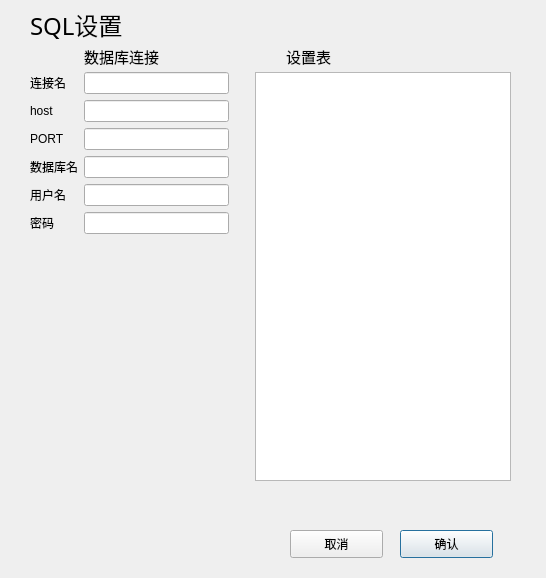
Qt form SQLSettingDialog.ui (Nasssii/Query) before a commit.
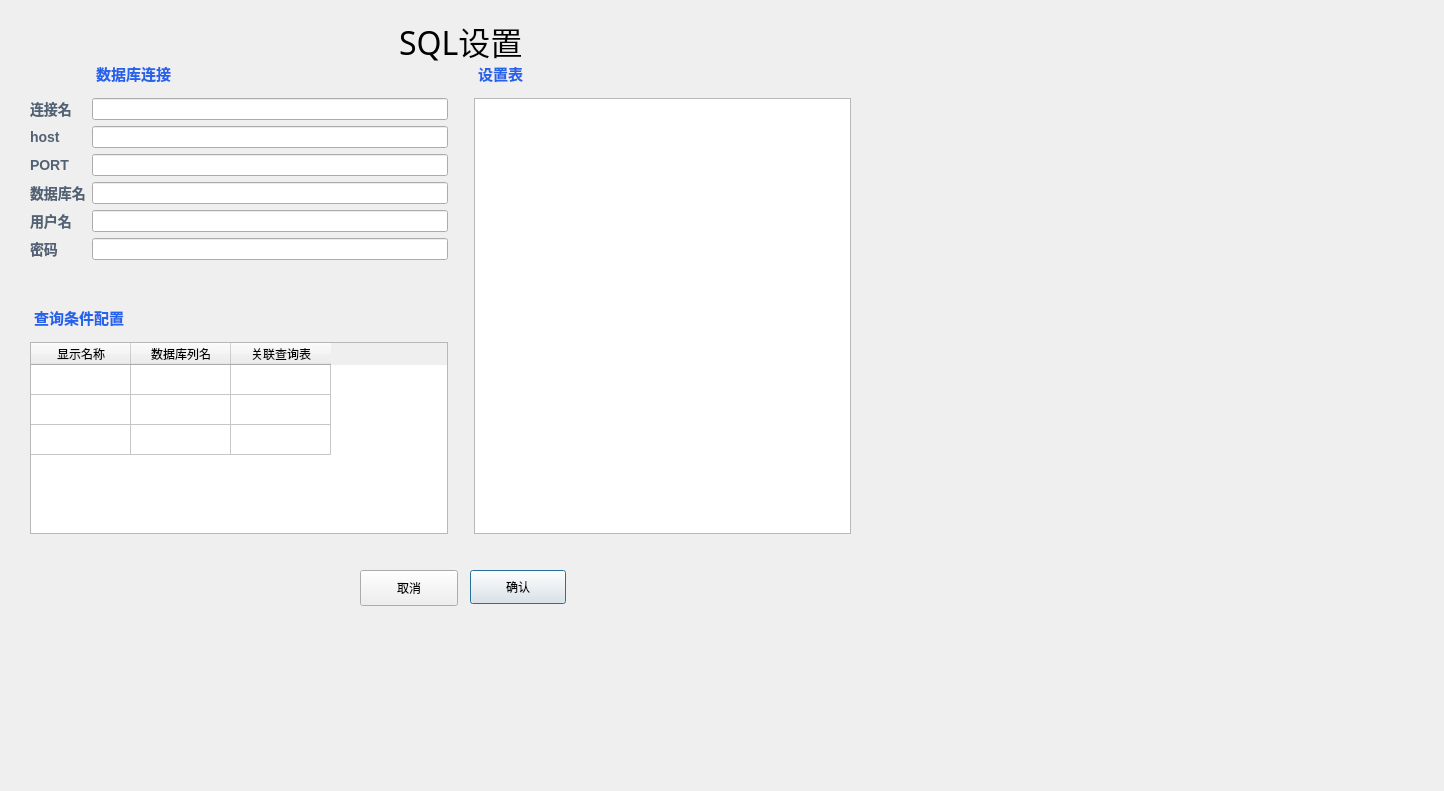
The same form after that commit.

Commit message: 数据库查询字段滚动（懒加载未完成）

What changed in the file:
```diff
--- a/SQLSettingDialog.ui
+++ b/SQLSettingDialog.ui
@@ -6,25 +6,101 @@
    <rect>
     <x>0</x>
     <y>0</y>
-    <width>546</width>
-    <height>578</height>
+    <width>1444</width>
+    <height>791</height>
    </rect>
   </property>
+  <property name="minimumSize">
+   <size>
+    <width>0</width>
+    <height>151</height>
+   </size>
+  </property>
   <property name="windowTitle">
    <string>SQL设置</string>
   </property>
+  <property name="styleSheet">
+   <string notr="true">/* ================================
+   QLabel 透明底优化
+   放在 QSS 文件最后
+   ================================ */
+
+/* 所有 QLabel 默认透明 */
+QLabel {
+    background-color: transparent;
+    border: none;
+}
+
+/* 左侧字段标签：host / PORT / 数据库名 / 用户名 / 密码 */
+QLabel#hostlabel,
+QLabel#portlabel,
+QLabel#linkSQLlabel,
+QLabel#SQLUserNamelabel,
+QLabel#SQLPASSWORDlabel,
+QLabel#LInkNamelabel {
+    background-color: transparent;
+    color: #526274;
+    font-size: 14px;
+    font-weight: 500;
+    border: none;
+    padding: 0px;
+}
+
+/* 三个分区标题：数据库连接 / 设置表 / 查询配置 */
+QLabel#labelSQLLink,
+QLabel#labelSetTable,
+QLabel#labelSelSet {
+    background-color: transparent;
+    color: #2563EB;
+    font-size: 15px;
+    font-weight: 700;
+    border: none;
+    padding: 0px 0px 8px 0px;
+}
+
+/* 顶部大标题 SQL设置 */
+QLabel#label {
+    background-color: transparent;
+    color: #0F172A;
+    font-size: 24px;
+    font-weight: 700;
+    border: none;
+    padding: 12px 8px 8px 14px;
+}</string>
+  </property>
   <widget class="QWidget" name="verticalLayoutWidget">
    <property name="geometry">
     <rect>
      <x>30</x>
      <y>10</y>
-     <width>481</width>
-     <height>491</height>
+     <width>861</width>
+     <height>544</height>
     </rect>
    </property>
    <layout class="QVBoxLayout" name="verticalLayout">
     <item>
-     <widget class="QLabel" name="label">
+     <layout class="QHBoxLayout" name="horizontalLayout">
+      <item>
+       <spacer name="horizontalSpacer_3">
+        <property name="orientation">
+         <enum>Qt::Horizontal</enum>
+        </property>
+        <property name="sizeHint" stdset="0">
+         <size>
+          <width>40</width>
+          <height>20</height>
+         </size>
+        </property>
+       </spacer>
+      </item>
+      <item>
+       <widget class="QLabel" name="label_2">
+        <property name="minimumSize">
+         <size>
+          <width>0</width>
+          <height>46</height>
+         </size>
+        </property>
       <property name="maximumSize">
        <size>
         <width>16777215</width>
@@ -34,20 +110,103 @@
       <property name="font">
        <font>
         <family>Algerian</family>
-        <pointsize>18</pointsize>
+          <pointsize>24</pointsize>
+          <weight>50</weight>
+          <bold>false</bold>
        </font>
       </property>
       <property name="text">
        <string>SQL设置</string>
       </property>
      </widget>
+      </item>
+      <item>
+       <spacer name="horizontalSpacer_4">
+        <property name="orientation">
+         <enum>Qt::Horizontal</enum>
+        </property>
+        <property name="sizeHint" stdset="0">
+         <size>
+          <width>40</width>
+          <height>20</height>
+         </size>
+        </property>
+       </spacer>
+      </item>
+     </layout>
     </item>
     <item>
      <layout class="QGridLayout" name="gridLayout_2">
-      <item row="0" column="0">
+      <item row="1" column="1">
+       <spacer name="verticalSpacer_2">
+        <property name="orientation">
+         <enum>Qt::Vertical</enum>
+        </property>
+        <property name="sizeHint" stdset="0">
+         <size>
+          <width>20</width>
+          <height>40</height>
+         </size>
+        </property>
+       </spacer>
+      </item>
+      <item row="1" column="0">
        <layout class="QVBoxLayout" name="verticalLayout_2">
         <item>
          <layout class="QGridLayout" name="gridLayout">
+          <item row="10" column="2">
+           <widget class="QTableWidget" name="tableWidgetSelSet">
+            <property name="selectionMode">
+             <enum>QAbstractItemView::SingleSelection</enum>
+            </property>
+            <property name="selectionBehavior">
+             <enum>QAbstractItemView::SelectRows</enum>
+            </property>
+            <property name="rowCount">
+             <number>3</number>
+            </property>
+            <property name="columnCount">
+             <number>3</number>
+            </property>
+            <attribute name="horizontalHeaderVisible">
+             <bool>true</bool>
+            </attribute>
+            <attribute name="verticalHeaderVisible">
+             <bool>false</bool>
+            </attribute>
+            <row/>
+            <row/>
+            <row/>
+            <column>
+             <property name="text">
+              <string>显示名称</string>
+             </property>
+            </column>
+            <column>
+             <property name="text">
+              <string>数据库列名</string>
+             </property>
+            </column>
+            <column>
+             <property name="text">
+              <string>关联查询表</string>
+             </property>
+            </column>
+           </widget>
+          </item>
+          <item row="9" column="2">
+           <widget class="QLabel" name="labelSelSet">
+            <property name="minimumSize">
+             <size>
+              <width>0</width>
+              <height>30</height>
+             </size>
+            </property>
+            <property name="text">
+             <string>查询条件配置</string>
+            </property>
+           </widget>
+          </item>
           <item row="8" column="2">
            <spacer name="verticalSpacer">
             <property name="orientation">
@@ -61,27 +220,10 @@
             </property>
            </spacer>
           </item>
-          <item row="0" column="2">
-           <widget class="QLabel" name="labelSQLLink">
-            <property name="maximumSize">
-             <size>
-              <width>120</width>
-              <height>20</height>
-             </size>
-            </property>
-            <property name="font">
-             <font>
-              <family>AcadEref</family>
-              <pointsize>11</pointsize>
-             </font>
-            </property>
-            <property name="text">
-             <string>数据库连接</string>
-            </property>
-           </widget>
-          </item>
-          <item row="6" column="0">
-           <widget class="QLabel" name="SQLUserNamelabel">
+          <item row="5" column="2">
+           <layout class="QGridLayout" name="gridLayout_5">
+            <item row="2" column="0">
+             <widget class="QLabel" name="LInkNamelabel">
             <property name="maximumSize">
              <size>
               <width>80</width>
@@ -89,11 +231,11 @@
              </size>
             </property>
             <property name="text">
-             <string>用户名</string>
+               <string>连接名</string>
             </property>
            </widget>
           </item>
-          <item row="7" column="0">
+            <item row="8" column="0">
            <widget class="QLabel" name="SQLPASSWORDlabel">
             <property name="maximumSize">
              <size>
@@ -106,19 +248,48 @@
             </property>
            </widget>
           </item>
-          <item row="4" column="2">
-           <widget class="QLineEdit" name="linkSQL"/>
-          </item>
-          <item row="7" column="2">
+            <item row="8" column="1">
            <widget class="QLineEdit" name="SQLPASSWORD"/>
           </item>
-          <item row="6" column="2">
+            <item row="7" column="1">
            <widget class="QLineEdit" name="SQLUser"/>
           </item>
-          <item row="1" column="2">
+            <item row="5" column="0">
+             <widget class="QLabel" name="portlabel">
+              <property name="maximumSize">
+               <size>
+                <width>80</width>
+                <height>20</height>
+               </size>
+              </property>
+              <property name="text">
+               <string>PORT</string>
+              </property>
+             </widget>
+            </item>
+            <item row="6" column="1">
+             <widget class="QLineEdit" name="linkSQL"/>
+            </item>
+            <item row="7" column="0">
+             <widget class="QLabel" name="SQLUserNamelabel">
+              <property name="maximumSize">
+               <size>
+                <width>80</width>
+                <height>20</height>
+               </size>
+              </property>
+              <property name="text">
+               <string>用户名</string>
+              </property>
+             </widget>
+            </item>
+            <item row="2" column="1">
            <widget class="QLineEdit" name="LInkName"/>
           </item>
-          <item row="4" column="0">
+            <item row="4" column="1">
+             <widget class="QLineEdit" name="host"/>
+            </item>
+            <item row="6" column="0">
            <widget class="QLabel" name="linkSQLlabel">
             <property name="maximumSize">
              <size>
@@ -131,36 +302,10 @@
             </property>
            </widget>
           </item>
-          <item row="3" column="0">
-           <widget class="QLabel" name="portlabel">
-            <property name="maximumSize">
-             <size>
-              <width>80</width>
-              <height>20</height>
-             </size>
-            </property>
-            <property name="text">
-             <string>PORT</string>
-            </property>
-           </widget>
-          </item>
-          <item row="1" column="0">
-           <widget class="QLabel" name="LInkNamelabel">
-            <property name="maximumSize">
-             <size>
-              <width>80</width>
-              <height>20</height>
-             </size>
-            </property>
-            <property name="text">
-             <string>连接名</string>
-            </property>
-           </widget>
-          </item>
-          <item row="3" column="2">
+            <item row="5" column="1">
            <widget class="QLineEdit" name="port"/>
           </item>
-          <item row="2" column="0">
+            <item row="4" column="0">
            <widget class="QLabel" name="hostlabel">
             <property name="maximumSize">
              <size>
@@ -173,46 +318,56 @@
             </property>
            </widget>
           </item>
-          <item row="2" column="2">
-           <widget class="QLineEdit" name="host"/>
-          </item>
-         </layout>
-        </item>
-       </layout>
-      </item>
-      <item row="0" column="1">
-       <spacer name="verticalSpacer_2">
-        <property name="orientation">
-         <enum>Qt::Vertical</enum>
-        </property>
-        <property name="sizeHint" stdset="0">
+            <item row="1" column="1">
+             <widget class="QLabel" name="labelSQLLink">
+              <property name="minimumSize">
          <size>
-          <width>20</width>
-          <height>40</height>
-         </size>
-        </property>
-       </spacer>
-      </item>
-      <item row="0" column="2">
+                <width>0</width>
+                <height>30</height>
+               </size>
+              </property>
+              <property name="text">
+               <string>数据库连接</string>
+              </property>
+             </widget>
+            </item>
+           </layout>
+          </item>
+         </layout>
+        </item>
+       </layout>
+      </item>
+      <item row="1" column="2">
        <layout class="QGridLayout" name="gridLayout_3">
-        <item row="0" column="0">
-         <widget class="QLabel" name="labelSetTable">
-          <property name="maximumSize">
+        <item row="2" column="1">
+         <spacer name="verticalSpacer_3">
+          <property name="orientation">
+           <enum>Qt::Vertical</enum>
+          </property>
+          <property name="sizeHint" stdset="0">
            <size>
-            <width>130</width>
-            <height>20</height>
+            <width>20</width>
+            <height>40</height>
            </size>
           </property>
-          <property name="font">
-           <font>
-            <family>AcadEref</family>
-            <pointsize>11</pointsize>
-           </font>
-          </property>
-          <property name="text">
-           <string>        设置表</string>
-          </property>
-         </widget>
+         </spacer>
+        </item>
+        <item row="2" column="2">
+         <layout class="QGridLayout" name="gridLayout_4">
+          <item row="1" column="1">
+           <spacer name="verticalSpacer_4">
+            <property name="orientation">
+             <enum>Qt::Vertical</enum>
+            </property>
+            <property name="sizeHint" stdset="0">
+             <size>
+              <width>20</width>
+              <height>40</height>
+             </size>
+            </property>
+           </spacer>
+          </item>
+         </layout>
         </item>
         <item row="2" column="0">
          <widget class="QTableWidget" name="SQLTableSetitng">
@@ -246,6 +401,25 @@
           </column>
          </widget>
         </item>
+        <item row="0" column="0">
+         <widget class="QLabel" name="labelSetTable">
+          <property name="minimumSize">
+           <size>
+            <width>0</width>
+            <height>30</height>
+           </size>
+          </property>
+          <property name="maximumSize">
+           <size>
+            <width>16777215</width>
+            <height>30</height>
+           </size>
+          </property>
+          <property name="text">
+           <string>设置表</string>
+          </property>
+         </widget>
+        </item>
        </layout>
       </item>
      </layout>
@@ -268,10 +442,10 @@
   <widget class="QPushButton" name="pushButton">
    <property name="geometry">
     <rect>
-     <x>400</x>
-     <y>530</y>
-     <width>93</width>
-     <height>28</height>
+     <x>470</x>
+     <y>570</y>
+     <width>96</width>
+     <height>34</height>
     </rect>
    </property>
    <property name="text">
@@ -281,10 +455,10 @@
   <widget class="QPushButton" name="pushButton_2">
    <property name="geometry">
     <rect>
-     <x>290</x>
-     <y>530</y>
-     <width>93</width>
-     <height>28</height>
+     <x>360</x>
+     <y>570</y>
+     <width>98</width>
+     <height>36</height>
     </rect>
    </property>
    <property name="text">
```
Lines whose indentation alone changed are shown as unchanged. The commit also changes 42 other files.
